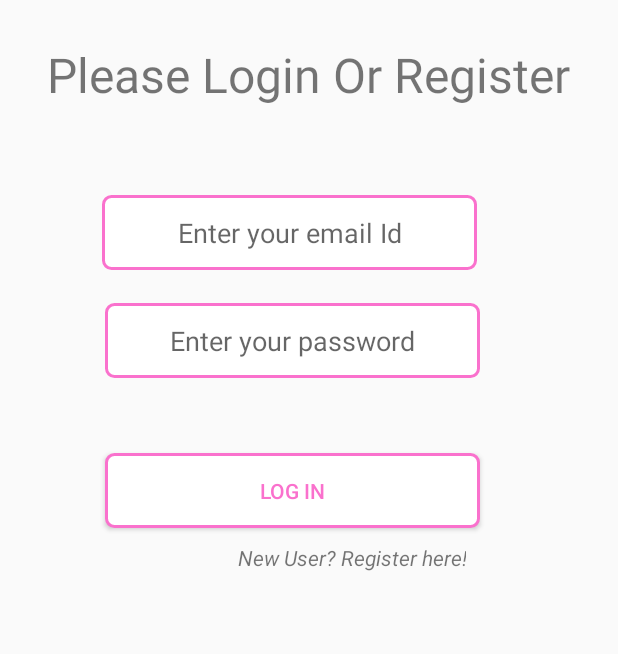
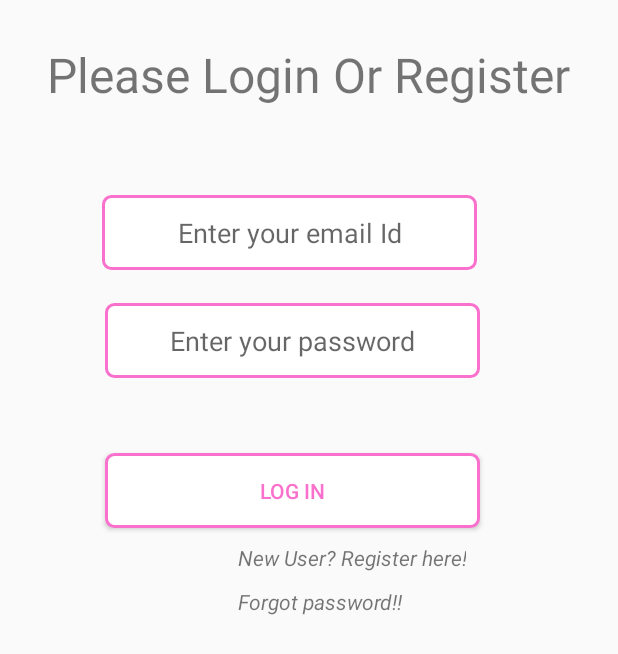
Before and after one commit to htg2704/Migration, an Android app: the LoginOrRegister screen opened directly, with no data from a screen before it, on a phone screen of 412 x 824 dp. Shown: the top 654 px of the screen. Run offline under Robolectric (Android 15) with nearby library versions, the phone set to English and light mode, and no system bars; our stand-ins replace Firebase (no records; nobody signed in at launch, a user with empty details on screens opened directly).

Commit message:
Added forgot pass3

```diff
--- a/app/src/main/AndroidManifest.xml
+++ b/app/src/main/AndroidManifest.xml
@@ -9,6 +9,7 @@
         android:roundIcon="@mipmap/ic_launcher_round"
         android:supportsRtl="true"
         android:theme="@style/AppTheme">
+        <activity android:name=".Register.ForgotPass"></activity>
         <activity android:name=".Launcher">
             <intent-filter>
                 <action android:name="android.intent.action.MAIN" />
@@ -39,7 +40,8 @@
             </intent-filter>
         </activity>
         <activity android:name=".Register.select_login_type" />
-        <activity android:name=".Stats.stats_main"/>
+        <activity android:name=".Stats.stats_main" />
+
         <meta-data
             android:name="preloaded_fonts"
             android:resource="@array/preloaded_fonts" />
--- a/app/src/main/java/com/example/migration/Register/LoginOrRegister.java
+++ b/app/src/main/java/com/example/migration/Register/LoginOrRegister.java
@@ -26,6 +26,7 @@ public class LoginOrRegister extends AppCompatActivity {
     Button log_sgnin;
     FirebaseAuth mFirebaseAuth;
     TextView tvr;
+    TextView tvfp;
 
 
     @Override
@@ -36,6 +37,7 @@ public class LoginOrRegister extends AppCompatActivity {
         log_psd=findViewById(R.id.log_pwd);
         log_sgnin=findViewById(R.id.btn_login);
         tvr=findViewById(R.id.tv_reg);
+        tvfp = findViewById(R.id.tv_forgotpass);
         mFirebaseAuth= FirebaseAuth.getInstance();
 
                 FirebaseUser firebaseUser=mFirebaseAuth.getCurrentUser();
@@ -59,6 +61,14 @@ public class LoginOrRegister extends AppCompatActivity {
             @Override
             public void onClick(View view) {
                 Intent intent = new Intent(getApplicationContext(), RegisterUser.class);
+                startActivity(intent);
+            }
+        });
+        tvfp.setOnClickListener(new View.OnClickListener()
+        {
+            @Override
+            public void onClick(View view) {
+                Intent intent = new Intent(getApplicationContext(), ForgotPass.class);
                 startActivity(intent);
             }
         });
--- a/app/src/main/res/layout/activity_login_or_register.xml
+++ b/app/src/main/res/layout/activity_login_or_register.xml
@@ -62,6 +62,7 @@
         android:background="@drawable/btn_draw1"
         android:text="Log In">
     </Button>
+
     <TextView
         android:id="@+id/tv_reg"
         android:layout_marginTop="10dp"
@@ -77,6 +78,20 @@
         android:text="New User? Register here!">
     </TextView>
 
+    <TextView
+        android:id="@+id/tv_forgotpass"
+        android:layout_width="wrap_content"
+        android:layout_height="wrap_content"
+        android:layout_below="@+id/tv_reg"
+        android:layout_marginLeft="158dp"
+        android:layout_marginTop="10dp"
+        android:layout_marginRight="100dp"
+        android:autoLink="none"
+        android:clickable="true"
+        android:text="Forgot password!!"
+        android:textAlignment="textEnd"
+        android:textStyle="italic"></TextView>
+
 
 
 </RelativeLayout>
```
Also changed, not shown: app/src/main/java/com/example/migration/Register/ForgotPass.java (+50 -0 lines), app/src/main/res/layout/activity_forgot_pass.xml (+35 -4 lines).
